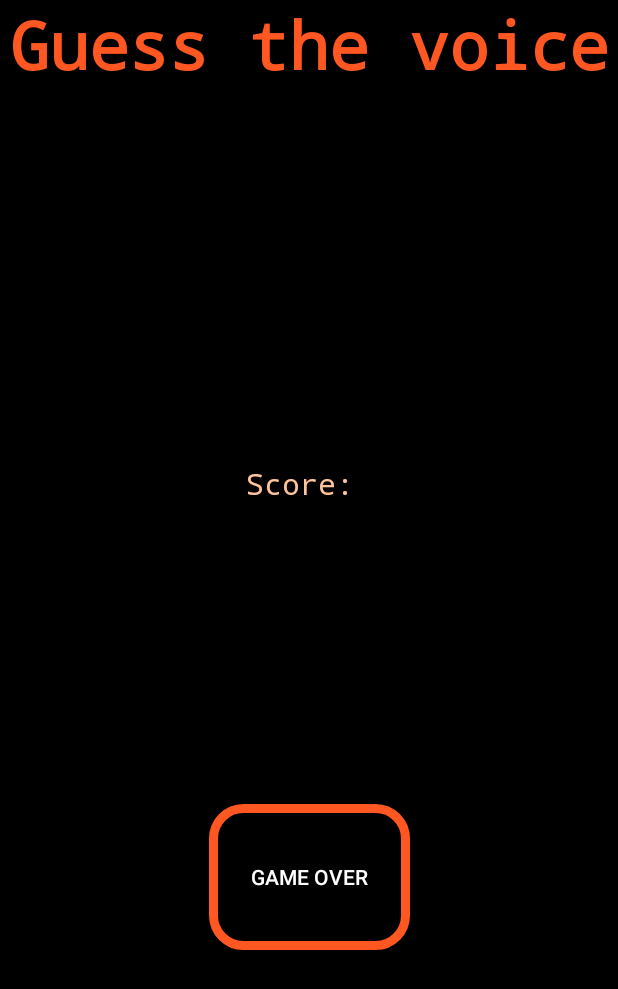
After one commit to Mariechrismas/PopInteraction, an Android app: the layout activity_guess_voice_score.xml on its own in the app's theme, with its tools: preview values and no code run, on a phone screen of 412 x 824 dp. The commit adds this screen. Shown: the top 989 px of the screen. Run offline under Robolectric (Android 15) with nearby library versions, the phone set to English and light mode, and no system bars.

Commit message:
affichage score

```diff
--- /dev/null
+++ b/app/src/main/res/layout/activity_guess_voice_score.xml
@@ -0,0 +1,50 @@
+<?xml version="1.0" encoding="utf-8"?>
+<androidx.constraintlayout.widget.ConstraintLayout
+    xmlns:android="http://schemas.android.com/apk/res/android"
+    xmlns:app="http://schemas.android.com/apk/res-auto"
+    xmlns:tools="http://schemas.android.com/tools"
+    android:layout_width="match_parent"
+    android:layout_height="match_parent"
+    android:background="#000000"
+    tools:context=".guessthevoice.GuessVoiceScore">
+
+    <TextView
+        android:id="@+id/title"
+        style="@style/TitleStyle"
+        android:layout_width="wrap_content"
+        android:layout_height="wrap_content"
+        android:text="@string/guess_voice"
+        app:layout_constraintEnd_toEndOf="parent"
+        app:layout_constraintHorizontal_bias="0.493"
+        app:layout_constraintStart_toStartOf="parent"
+        app:layout_constraintTop_toTopOf="parent" />
+
+    <TextView
+        android:id="@+id/score"
+        android:layout_width="0dp"
+        android:layout_height="wrap_content"
+        android:layout_marginTop="250dp"
+        android:gravity="center"
+        style="@style/TextStyle"
+        android:text="Score: "
+        app:layout_constraintTop_toBottomOf="@id/title"
+        app:layout_constraintStart_toStartOf="parent"
+        app:layout_constraintEnd_toEndOf="parent"
+        app:layout_constraintHorizontal_bias="0.5"/>
+
+
+    <ToggleButton
+        android:id="@+id/validateButton"
+        style="@style/CustomButtonStyle"
+        android:layout_width="134dp"
+        android:layout_height="97dp"
+        android:textOff="@string/game_over"
+        android:textOn="@string/game_over"
+        android:layout_marginTop="200dp"
+        app:layout_constraintTop_toBottomOf="@id/score"
+        app:layout_constraintEnd_toEndOf="parent"
+        app:layout_constraintStart_toStartOf="parent"
+        tools:layout_editor_absoluteY="492dp"
+        android:onClick="gameOver" />
+
+</androidx.constraintlayout.widget.ConstraintLayout>
```
Also changed, not shown: app/src/main/AndroidManifest.xml (+6 -1 lines), app/src/main/java/com/example/popinteraction/guessthevoice/GuessVoiceActivity.kt (+38 -25 lines), app/src/main/java/com/example/popinteraction/guessthevoice/GuessVoiceScore.kt (added, +26 -0 lines).
